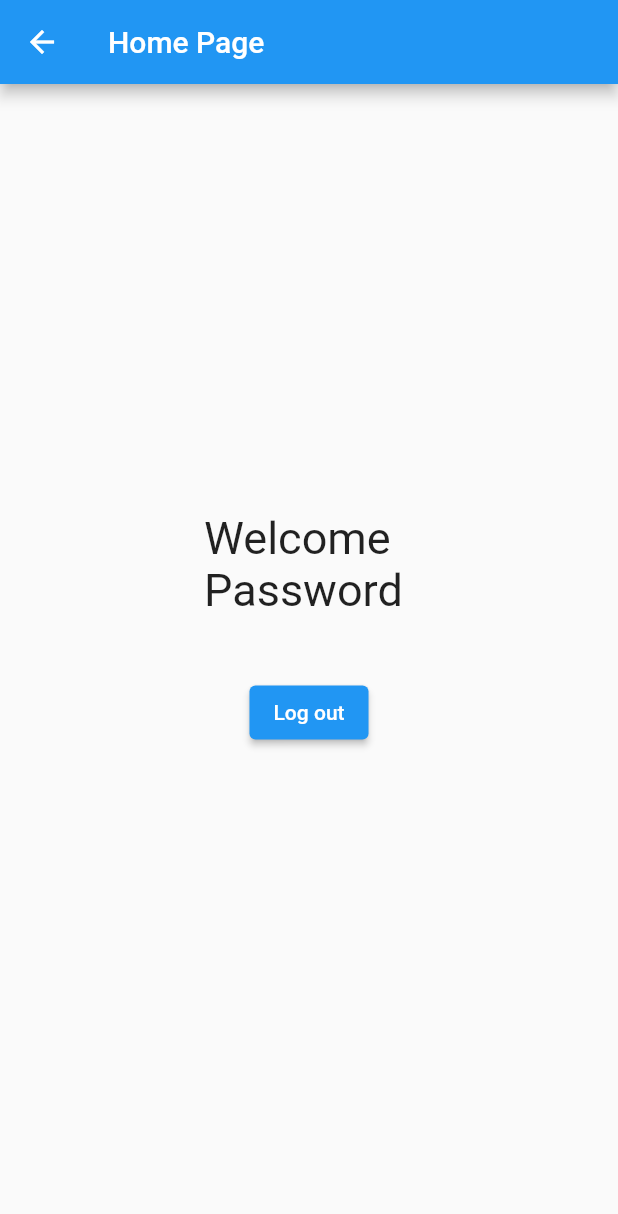
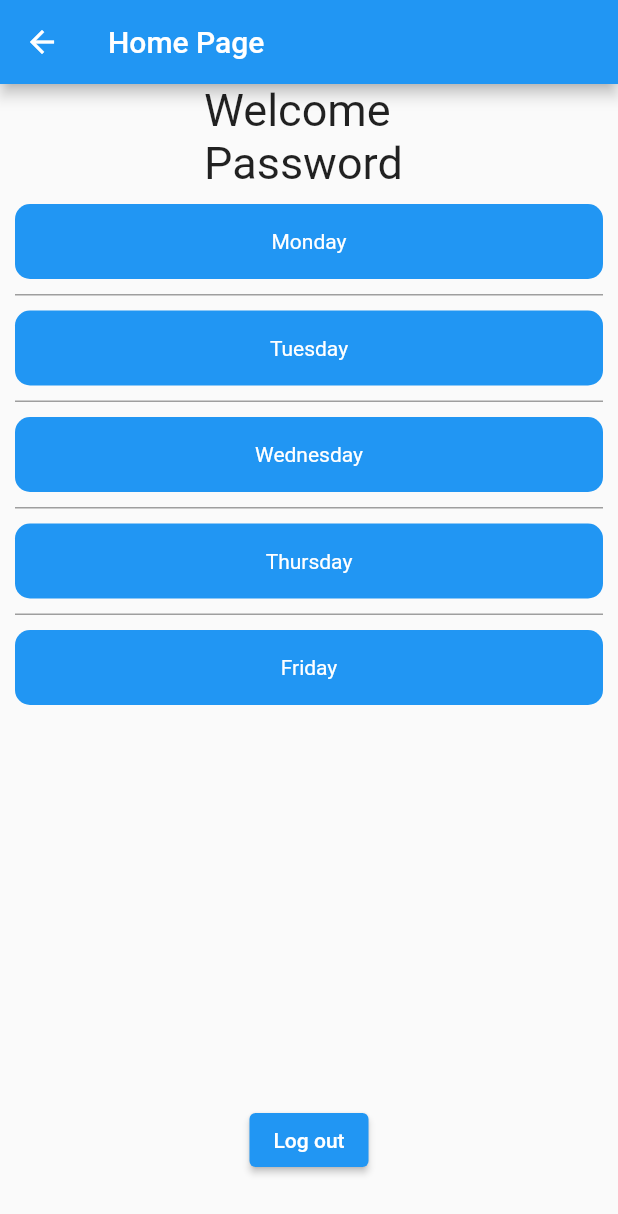
Before and after one commit to Shihan-Nuwanjith-udayanga/Sample-Flutter-App, a Flutter app: the HomePage screen opened directly with empty values, on a phone screen of 412 x 824 dp. Shown: the top 1214 px of the screen. Run offline on Flutter 3.47's test engine with Material 2 defaults, Android fonts, the phone set to English and light mode, and no system bars; network calls fail.

Commit message:
create separated list view

```diff
--- a/lib/home_page.dart
+++ b/lib/home_page.dart
@@ -14,6 +14,8 @@ class HomePage extends StatefulWidget {
 }
 
 class _HomePageState extends State<HomePage> {
+  List<String> data = ['Monday', 'Tuesday', 'Wednesday', 'Thursday', 'Friday'];
+
   @override
   Widget build(BuildContext context) {
     return Scaffold(
@@ -21,6 +23,7 @@ class _HomePageState extends State<HomePage> {
         title: Text('Home Page'),
       ),
       body: Container(
+        padding: EdgeInsets.symmetric(horizontal: 10),
        /* child: Center(
           child: ElevatedButton(
             onPressed: (){
@@ -43,6 +46,31 @@ class _HomePageState extends State<HomePage> {
                 ),
               ),
             ),
+            Expanded(
+              child: ListView.separated(
+                // scrollDirection: Axis.horizontal,
+
+                itemCount: data.length,
+                separatorBuilder: (context, index){
+                  return Container(color: Colors.grey, height: 1,);
+                },
+                  itemBuilder: (context, index) {
+                    return Container(
+                      margin: EdgeInsets.symmetric(vertical: 10),
+                      height: 50,
+                      decoration: BoxDecoration(
+                          borderRadius: BorderRadius.circular(10),
+                          color: Colors.blue
+                      ),
+                      child: Center(
+                        child: Text( data[index], style: TextStyle(
+                            color: Colors.white
+                        )),
+                      ),
+                    );
+                  },
+              )
+            ),
             Container(
               padding: EdgeInsets.symmetric(vertical: 40),
               child: ElevatedButton(
```
